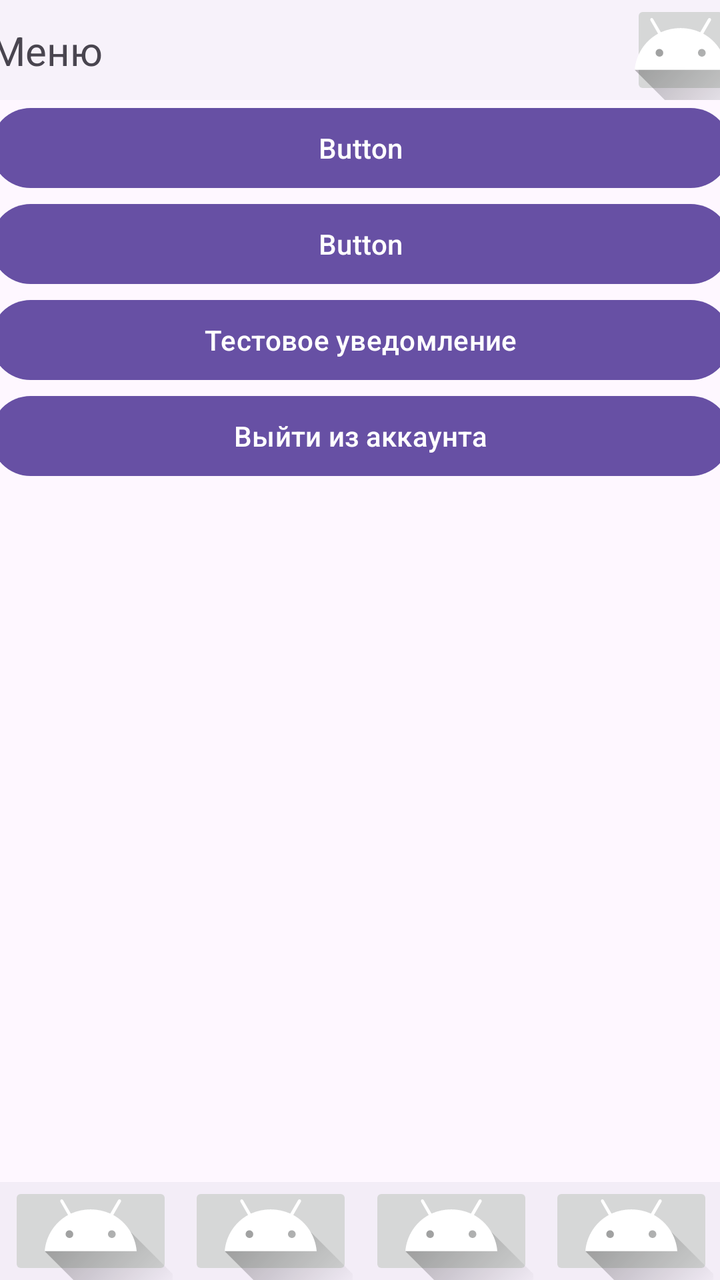
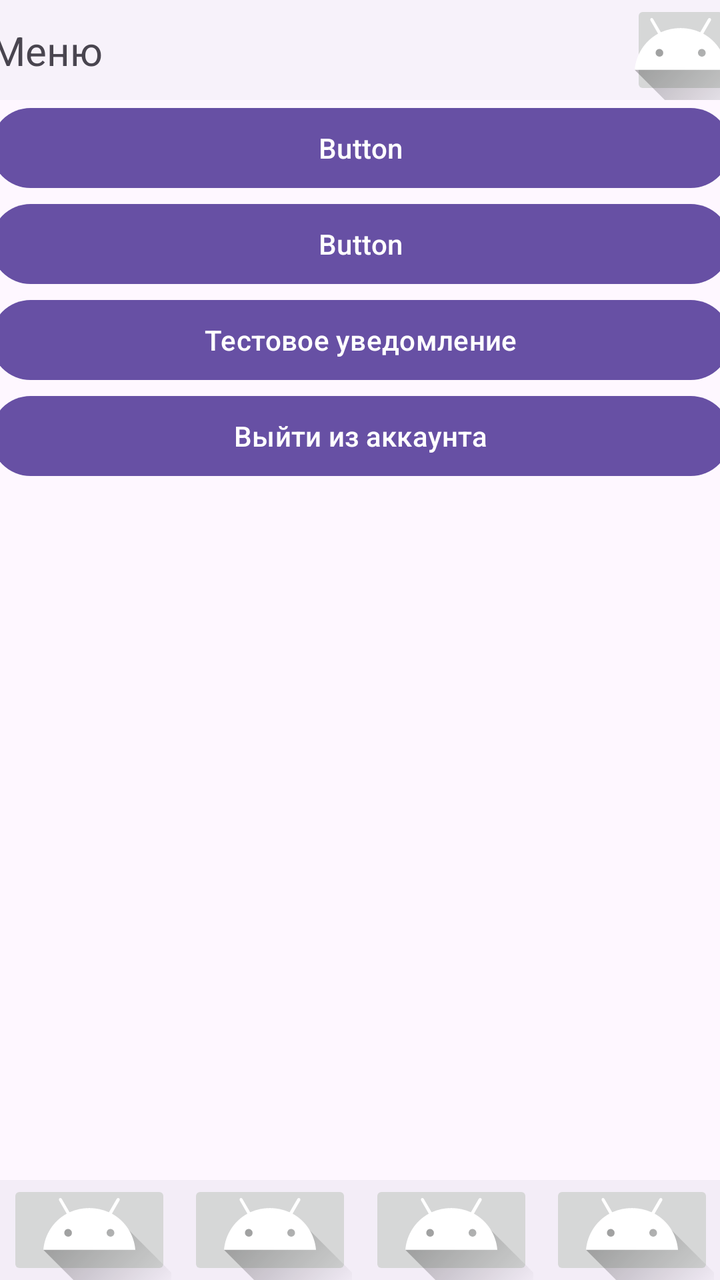

Two renders of the same Android screen: before a commit and after it. Below are the layout's source before the change and the commit's diff.
<!-- AndroidManifest.xml: application theme Theme.Project1 -->
<!-- res/layout/activity_menu.xml -->
<?xml version="1.0" encoding="utf-8"?>
<androidx.constraintlayout.widget.ConstraintLayout xmlns:android="http://schemas.android.com/apk/res/android"
    xmlns:app="http://schemas.android.com/apk/res-auto"
    xmlns:tools="http://schemas.android.com/tools"
    android:id="@+id/main"
    android:layout_width="match_parent"
    android:layout_height="match_parent"
    tools:context=".Menu">

    <ScrollView
        android:id="@+id/scrollView4"
        android:layout_width="410dp"
        android:layout_height="630dp"
        app:layout_constraintEnd_toEndOf="parent"
        app:layout_constraintStart_toStartOf="parent"
        app:layout_constraintTop_toBottomOf="@+id/navigationView">

        <LinearLayout
            android:layout_width="match_parent"
            android:layout_height="wrap_content"
            android:orientation="vertical">

            <Button
                android:id="@+id/button4"
                android:layout_width="match_parent"
                android:layout_height="wrap_content"
                android:insetLeft="20dp"
                android:insetRight="20dp"
                android:text="Button" />

            <Button
                android:id="@+id/button"
                android:layout_width="match_parent"
                android:layout_height="wrap_content"
                android:insetLeft="20dp"
                android:insetRight="20dp"
                android:text="Button" />

            <Button
                android:id="@+id/Notification"
                android:layout_width="match_parent"
                android:layout_height="wrap_content"
                android:insetLeft="20dp"
                android:insetRight="20dp"
                android:text="Тестовое уведомление" />

            <Button
                android:id="@+id/Logout"
                android:layout_width="match_parent"
                android:layout_height="wrap_content"
                android:insetLeft="20dp"
                android:insetRight="20dp"
                android:text="Выйти из аккаунта" />
        </LinearLayout>
    </ScrollView>

    <com.google.android.material.navigation.NavigationView
        android:id="@+id/navigationView"
        android:layout_width="410dp"
        android:layout_height="50dp"
        app:layout_constraintEnd_toEndOf="parent"
        app:layout_constraintStart_toStartOf="parent"
        app:layout_constraintTop_toTopOf="parent">

        <androidx.constraintlayout.widget.ConstraintLayout
            android:layout_width="match_parent"
            android:layout_height="match_parent">

            <TextView
                android:id="@+id/textView5"
                android:layout_width="wrap_content"
                android:layout_height="wrap_content"
                android:layout_marginStart="20dp"
                android:text="Меню"
                android:textAlignment="center"
                android:textSize="20sp"
                app:layout_constraintBottom_toBottomOf="parent"
                app:layout_constraintStart_toStartOf="parent"
                app:layout_constraintTop_toTopOf="parent" />

            <ImageButton
                android:id="@+id/imageButton2"
                android:layout_width="50dp"
                android:layout_height="wrap_content"
                android:layout_marginEnd="20dp"
                app:layout_constraintBottom_toBottomOf="parent"
                app:layout_constraintEnd_toEndOf="parent"
                app:layout_constraintTop_toTopOf="parent"
                app:srcCompat="@drawable/ic_launcher_foreground" />
        </androidx.constraintlayout.widget.ConstraintLayout>
    </com.google.android.material.navigation.NavigationView>

    <com.google.android.material.bottomnavigation.BottomNavigationView
        android:id="@+id/Menu_bottomNavigationView"
        android:layout_width="409dp"
        android:layout_height="49dp"
        app:layout_constraintBottom_toBottomOf="parent"
        app:layout_constraintEnd_toEndOf="parent"
        app:layout_constraintStart_toStartOf="parent">

        <androidx.constraintlayout.widget.ConstraintLayout
            android:layout_width="match_parent"
            android:layout_height="match_parent">

            <ImageButton
                android:id="@+id/Menu_osnova_Button"
                android:layout_width="82dp"
                android:layout_height="wrap_content"
                android:layout_marginStart="20dp"
                app:layout_constraintBottom_toBottomOf="parent"
                app:layout_constraintEnd_toStartOf="@+id/Menu_Search_Button"
                app:layout_constraintStart_toStartOf="parent"
                app:layout_constraintTop_toTopOf="parent"
                app:srcCompat="@drawable/ic_launcher_foreground" />

            <ImageButton
                android:id="@+id/Menu_Search_Button"
                android:layout_width="82dp"
                android:layout_height="wrap_content"
                app:layout_constraintBottom_toBottomOf="parent"
                app:layout_constraintEnd_toStartOf="@+id/Menu_Menu_Button"
                app:layout_constraintStart_toEndOf="@+id/Menu_osnova_Button"
                app:layout_constraintTop_toTopOf="parent"
                app:srcCompat="@drawable/ic_launcher_foreground" />

            <ImageButton
                android:id="@+id/Menu_Menu_Button"
                android:layout_width="82dp"
                android:layout_height="wrap_content"
                app:layout_constraintBottom_toBottomOf="parent"
                app:layout_constraintEnd_toStartOf="@+id/Menu_AI_Button"
                app:layout_constraintStart_toEndOf="@+id/Menu_Search_Button"
                app:layout_constraintTop_toTopOf="parent"
                app:srcCompat="@drawable/ic_launcher_foreground" />

            <ImageButton
                android:id="@+id/Menu_AI_Button"
                android:layout_width="82dp"
                android:layout_height="wrap_content"
                android:layout_marginEnd="20dp"
                android:onClick="Account_info_Click"
                app:layout_constraintBottom_toBottomOf="parent"
                app:layout_constraintEnd_toEndOf="parent"
                app:layout_constraintStart_toEndOf="@+id/Menu_Menu_Button"
                app:layout_constraintTop_toTopOf="parent"
                app:srcCompat="@drawable/ic_launcher_foreground" />
        </androidx.constraintlayout.widget.ConstraintLayout>
    </com.google.android.material.bottomnavigation.BottomNavigationView>
</androidx.constraintlayout.widget.ConstraintLayout>
<!-- resources referenced by this layout -->
<resources>
  <!-- drawable ic_launcher_foreground (drawable) -->
  <vector xmlns:android="http://schemas.android.com/apk/res/android"
      xmlns:aapt="http://schemas.android.com/aapt"
      android:width="108dp"
      android:height="108dp"
      android:viewportWidth="108"
      android:viewportHeight="108">
      <path android:pathData="M31,63.928c0,0 6.4,-11 12.1,-13.1c7.2,-2.6 26,-1.4 26,-1.4l38.1,38.1L107,108.928l-32,-1L31,63.928z">
          <aapt:attr name="android:fillColor">
              <gradient
                  android:endX="85.84757"
                  android:endY="92.4963"
                  android:startX="42.9492"
                  android:startY="49.59793"
                  android:type="linear">
                  <item
                      android:color="#44000000"
                      android:offset="0.0" />
                  <item
                      android:color="#00000000"
                      android:offset="1.0" />
              </gradient>
          </aapt:attr>
      </path>
      <path
          android:fillColor="#FFFFFF"
          android:fillType="nonZero"
          android:pathData="M65.3,45.828l3.8,-6.6c0.2,-0.4 0.1,-0.9 -0.3,-1.1c-0.4,-0.2 -0.9,-0.1 -1.1,0.3l-3.9,6.7c-6.3,-2.8 -13.4,-2.8 -19.7,0l-3.9,-6.7c-0.2,-0.4 -0.7,-0.5 -1.1,-0.3C38.8,38.328 38.7,38.828 38.9,39.228l3.8,6.6C36.2,49.428 31.7,56.028 31,63.928h46C76.3,56.028 71.8,49.428 65.3,45.828zM43.4,57.328c-0.8,0 -1.5,-0.5 -1.8,-1.2c-0.3,-0.7 -0.1,-1.5 0.4,-2.1c0.5,-0.5 1.4,-0.7 2.1,-0.4c0.7,0.3 1.2,1 1.2,1.8C45.3,56.528 44.5,57.328 43.4,57.328L43.4,57.328zM64.6,57.328c-0.8,0 -1.5,-0.5 -1.8,-1.2s-0.1,-1.5 0.4,-2.1c0.5,-0.5 1.4,-0.7 2.1,-0.4c0.7,0.3 1.2,1 1.2,1.8C66.5,56.528 65.6,57.328 64.6,57.328L64.6,57.328z"
          android:strokeWidth="1"
          android:strokeColor="#00000000" />
  </vector>
  <style name="Theme.Project1" parent="Base.Theme.Project1" />
  <style name="Base.Theme.Project1" parent="Theme.Material3.DayNight.NoActionBar">
          
          
      </style>
</resources>

<!-- the commit's change to res/layout/activity_menu.xml (unified diff, before → after) -->
@@ -10,7 +10,7 @@
     <ScrollView
         android:id="@+id/scrollView4"
         android:layout_width="410dp"
-        android:layout_height="630dp"
+        android:layout_height="791dp"
         app:layout_constraintEnd_toEndOf="parent"
         app:layout_constraintStart_toStartOf="parent"
         app:layout_constraintTop_toBottomOf="@+id/navigationView">
@@ -37,7 +37,7 @@
                 android:text="Button" />
 
             <Button
-                android:id="@+id/Notification"
+                android:id="@+id/NotificationTest"
                 android:layout_width="match_parent"
                 android:layout_height="wrap_content"
                 android:insetLeft="20dp"
@@ -92,8 +92,8 @@
 
     <com.google.android.material.bottomnavigation.BottomNavigationView
         android:id="@+id/Menu_bottomNavigationView"
-        android:layout_width="409dp"
-        android:layout_height="49dp"
+        android:layout_width="410dp"
+        android:layout_height="50dp"
         app:layout_constraintBottom_toBottomOf="parent"
         app:layout_constraintEnd_toEndOf="parent"
         app:layout_constraintStart_toStartOf="parent">
